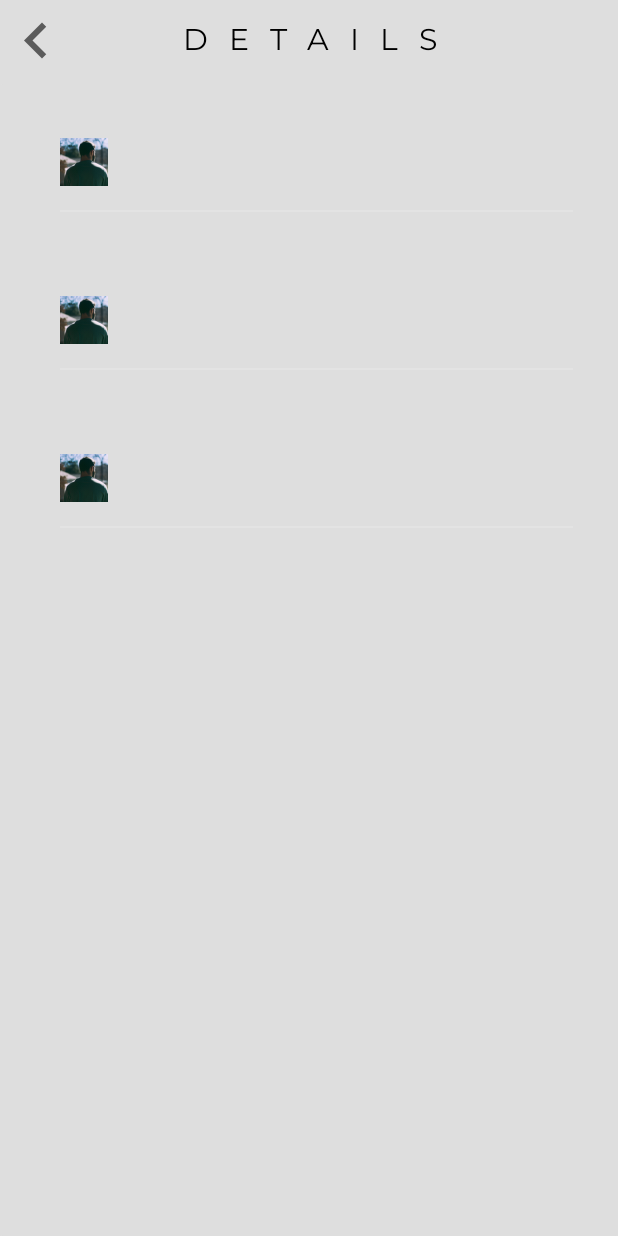
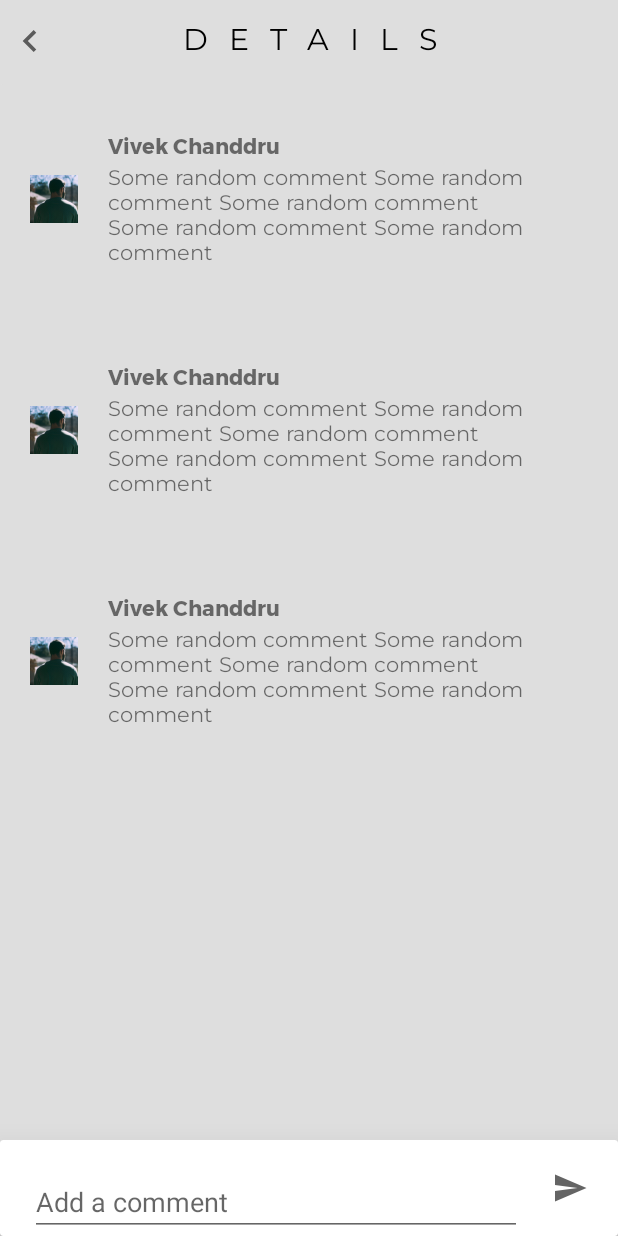
Before and after one commit to raj-subhankar/hackathon-android, an Android app: the layout activity_details.xml on its own in the app's theme, with its tools: preview values and no code run, on a phone screen of 412 x 824 dp. Run offline under Robolectric (Android 15) with nearby library versions, the phone set to English and light mode, and no system bars.

Commit message:
add comments ui and api handled

```diff
--- a/app/src/main/java/com/webviander/hackathonapp/model/FeedsModel.kt
+++ b/app/src/main/java/com/webviander/hackathonapp/model/FeedsModel.kt
@@ -94,16 +94,16 @@ data class Comment(
         var id: String,
         @SerializedName("postedBy")
         @Expose
-        var postedBy: FeedUser,
+        var postedBy: FeedUser?= null,
         @SerializedName("__v")
         @Expose
-        var v: Int,
+        var v: Int?= null,
         @SerializedName("messageBody")
         @Expose
         var messageBody: String,
         @SerializedName("timeStamp")
         @Expose
-        var timeStamp: String
+        var timeStamp: String?= null
 ) : Serializable
 
 data class Location(
--- a/app/src/main/java/com/webviander/hackathonapp/view/CommentsAdapter.kt
+++ b/app/src/main/java/com/webviander/hackathonapp/view/CommentsAdapter.kt
@@ -41,7 +41,7 @@ class CommentsAdapter : RecyclerView.Adapter<RecyclerView.ViewHolder>() {
                 }
             }
             is CommentItemsViewHolder -> {
-                holder.bindFeed(commentsList[position])
+                holder.bindFeed(commentsList[position-1])
             }
         }
     }
--- a/app/src/main/java/com/webviander/hackathonapp/viewmodel/CommentItemViewModel.kt
+++ b/app/src/main/java/com/webviander/hackathonapp/viewmodel/CommentItemViewModel.kt
@@ -10,7 +10,7 @@ import com.webviander.hackathonapp.model.Comment
 class CommentItemViewModel(var commentItem: Comment, var context: Context) : BaseObservable() {
 
     fun getPosterName(): String {
-        commentItem.postedBy.name?.let {
+        commentItem.postedBy?.name?.let {
             return it
         }
         return "Guest"
--- a/app/src/main/java/com/webviander/hackathonapp/viewmodel/FeedItemViewModel.kt
+++ b/app/src/main/java/com/webviander/hackathonapp/viewmodel/FeedItemViewModel.kt
@@ -1,5 +1,6 @@
 package com.webviander.hackathonapp.viewmodel
 
+import android.app.Activity
 import android.content.Context
 import android.databinding.BaseObservable
 import android.databinding.Bindable
@@ -27,7 +28,7 @@ class FeedItemViewModel(var feedItem: FeedItem, var context: Context, var isFrom
 
     val dateFormat = SimpleDateFormat("dd-MM :: hh:mm")
     fun getTimeStamp(): String {
-        return feedItem.timeStamp.substring(0, 10)
+        return feedItem.timeStamp
     }
 
     fun getPickedUpBy(): String {
@@ -96,6 +97,7 @@ class FeedItemViewModel(var feedItem: FeedItem, var context: Context, var isFrom
     fun onItemClick(view: View) {
         if (isFromFeedsList) {
             context.startActivity(DetailsActivity.getIntent(view.context, feedItem))
+            (context as Activity).finish()
         }
     }
 
--- /dev/null
+++ b/app/src/main/res/drawable/send_comment.xml
@@ -0,0 +1,9 @@
+<vector xmlns:android="http://schemas.android.com/apk/res/android"
+        android:width="24dp"
+        android:height="24dp"
+        android:viewportWidth="24.0"
+        android:viewportHeight="24.0">
+    <path
+        android:fillColor="@color/icon_color"
+        android:pathData="M2.01,21L23,12 2.01,3 2,10l15,2 -15,2z"/>
+</vector>
--- a/app/src/main/res/layout/activity_details.xml
+++ b/app/src/main/res/layout/activity_details.xml
@@ -28,8 +28,9 @@
             tools:ignore="UseCompoundDrawables">
 
             <ImageView
-                android:layout_width="48dp"
-                android:layout_height="48dp"
+                android:layout_width="40dp"
+                android:layout_height="40dp"
+                android:padding="5dp"
                 android:layout_gravity="start|center_vertical"
                 android:contentDescription="@string/back_button_cd"
                 android:onClick="@{viewModel::onBackClick}"
@@ -49,7 +50,8 @@
 
         <FrameLayout
             android:layout_width="match_parent"
-            android:layout_height="match_parent">
+            android:layout_height="wrap_content"
+            android:layout_weight="1">
 
             <android.support.v7.widget.CardView
                 android:layout_width="match_parent"
@@ -68,6 +70,38 @@
                     tools:listitem="@layout/comment_list_item" />
             </android.support.v7.widget.CardView>
         </FrameLayout>
+
+        <android.support.v7.widget.CardView
+            android:layout_width="match_parent"
+            android:layout_height="wrap_content"
+            app:cardElevation="30dp">
+
+            <LinearLayout
+                android:layout_width="match_parent"
+                android:layout_height="wrap_content"
+                android:orientation="horizontal"
+                >
+
+                <EditText
+                    android:layout_width="match_parent"
+                    android:layout_height="wrap_content"
+                    android:layout_gravity="bottom"
+                    android:layout_marginStart="20dp"
+                    android:layout_weight="1"
+                    android:hint="Add a comment"
+                    android:id="@+id/comment_text_entry"
+                    android:text="@={viewModel.commentText}" />
+
+                <ImageView
+                    android:layout_width="wrap_content"
+                    android:layout_height="wrap_content"
+                    android:layout_margin="10dp"
+                    android:padding="10dp"
+                    android:onClick="@{viewModel.onSendClick}"
+                    android:src="@drawable/send_comment" />
+
+            </LinearLayout>
+        </android.support.v7.widget.CardView>
     </LinearLayout>
 
 
--- a/app/src/main/res/layout/activity_register.xml
+++ b/app/src/main/res/layout/activity_register.xml
@@ -25,11 +25,12 @@
             tools:ignore="UseCompoundDrawables">
 
             <ImageView
-                android:layout_width="48dp"
-                android:layout_height="48dp"
+                android:layout_width="40dp"
+                android:layout_height="40dp"
                 android:layout_gravity="start|center_vertical"
                 android:contentDescription="@string/back_button_cd"
                 android:onClick="@{viewModel::onBackClick}"
+                android:padding="5dp"
                 android:src="@drawable/left_arrow" />
 
             <TextView
--- a/app/src/main/res/layout/comment_list_item.xml
+++ b/app/src/main/res/layout/comment_list_item.xml
@@ -1,5 +1,7 @@
 <?xml version="1.0" encoding="utf-8"?>
-<layout xmlns:android="http://schemas.android.com/apk/res/android">
+<layout xmlns:android="http://schemas.android.com/apk/res/android"
+    xmlns:app="http://schemas.android.com/apk/res-auto"
+    xmlns:tools="http://schemas.android.com/tools">
 
 
     <data>
@@ -12,15 +14,13 @@
     <LinearLayout
         android:layout_width="match_parent"
         android:layout_height="wrap_content"
-        android:layout_marginStart="20dp"
-        android:layout_marginTop="10dp"
-        android:orientation="vertical"
-        android:padding="20dp">
+        android:layout_margin="10dp"
+        android:orientation="vertical">
 
         <LinearLayout
-            android:layout_width="wrap_content"
+            android:layout_width="match_parent"
             android:layout_height="wrap_content"
-            android:layout_marginBottom="10dp"
+            android:padding="10dp"
             android:orientation="horizontal">
 
             <ImageView
@@ -34,6 +34,7 @@
                 android:layout_width="match_parent"
                 android:layout_height="wrap_content"
                 android:layout_marginEnd="10dp"
+                android:padding="10dp"
                 android:orientation="vertical">
 
                 <TextView
@@ -41,24 +42,20 @@
                     android:layout_height="wrap_content"
                     android:ellipsize="end"
                     android:fontFamily="@font/montserrat_bold"
-                    android:text="@{viewModel.posterName}" />
+                    android:text="@{viewModel.posterName}"
+                    tools:text="Vivek Chanddru"/>
 
                 <TextView
                     android:layout_width="wrap_content"
                     android:layout_height="wrap_content"
-                    android:layout_gravity="center"
                     android:ellipsize="end"
                     android:fontFamily="@font/montserrat"
+                    tools:text="Some random comment Some random comment Some random comment Some random comment Some random comment"
                     android:text="@{viewModel.commentText}" />
             </LinearLayout>
 
         </LinearLayout>
 
-        <View
-            android:layout_width="match_parent"
-            android:layout_height="1dp"
-            android:layout_marginEnd="10dp"
-            android:background="#e3e3e3" />
 
     </LinearLayout>
 </layout>
--- a/app/src/main/res/layout/feed_list_item.xml
+++ b/app/src/main/res/layout/feed_list_item.xml
@@ -218,7 +218,7 @@
                         android:gravity="center"
                         android:onClick="@{viewModel.onPickupClick}"
                         android:padding="12dp"
-                        android:src="@drawable/id_card"
+                        android:src="@drawable/pickup"
                         android:textSize="20sp"
                         android:visibility="@{viewModel.shouldShowPickup}" />
                 </LinearLayout>
```
Also changed, not shown: app/src/main/java/com/webviander/hackathonapp/data/FeedsService.kt (+9 -2 lines), app/src/main/java/com/webviander/hackathonapp/view/DetailsActivity.kt (+15 -2 lines), app/src/main/java/com/webviander/hackathonapp/viewmodel/DetailPageViewModel.kt (+42 -2 lines), app/src/main/res/layout/activity_add_feed.xml (+6 -4 lines), app/src/main/res/layout/activity_feed.xml (+6 -4 lines), app/src/main/pickup_new-web.png (added), app/src/main/res/drawable-hdpi/pickup.png (added), app/src/main/res/drawable-mdpi/pickup.png (added), app/src/main/res/drawable-xhdpi/pickup.png (added), app/src/main/res/drawable-xxhdpi/pickup.png (added).
